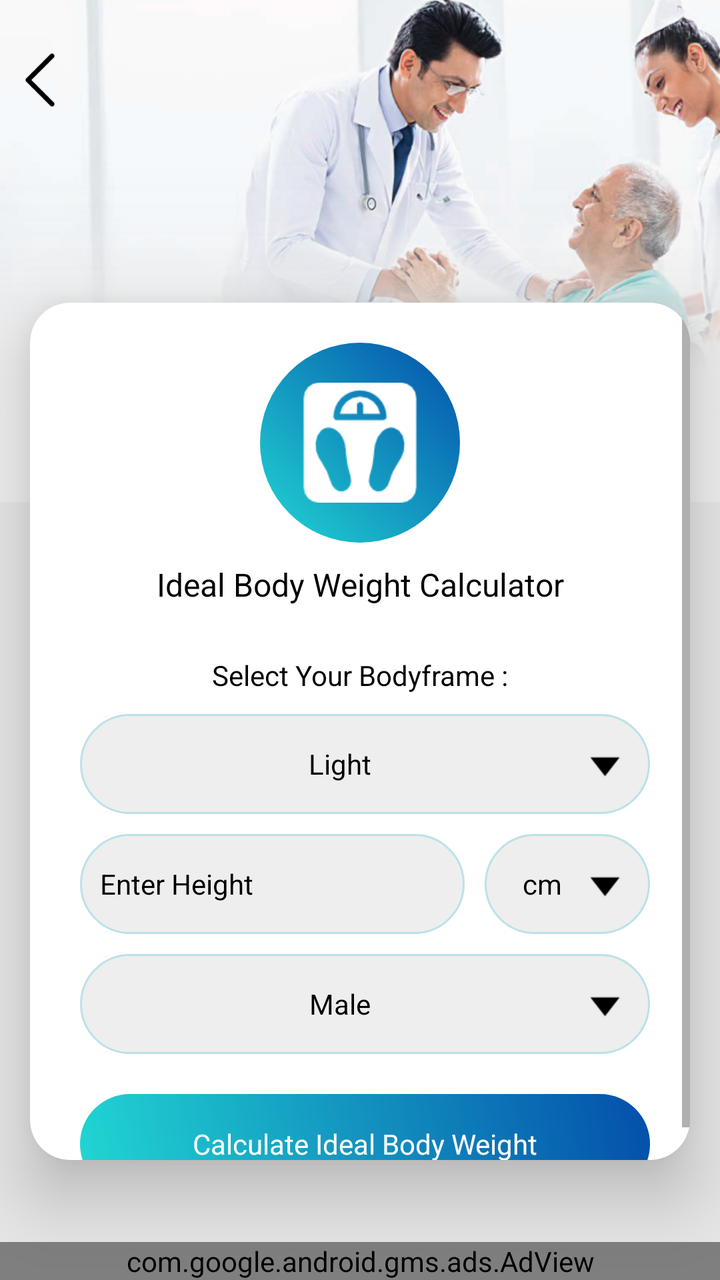
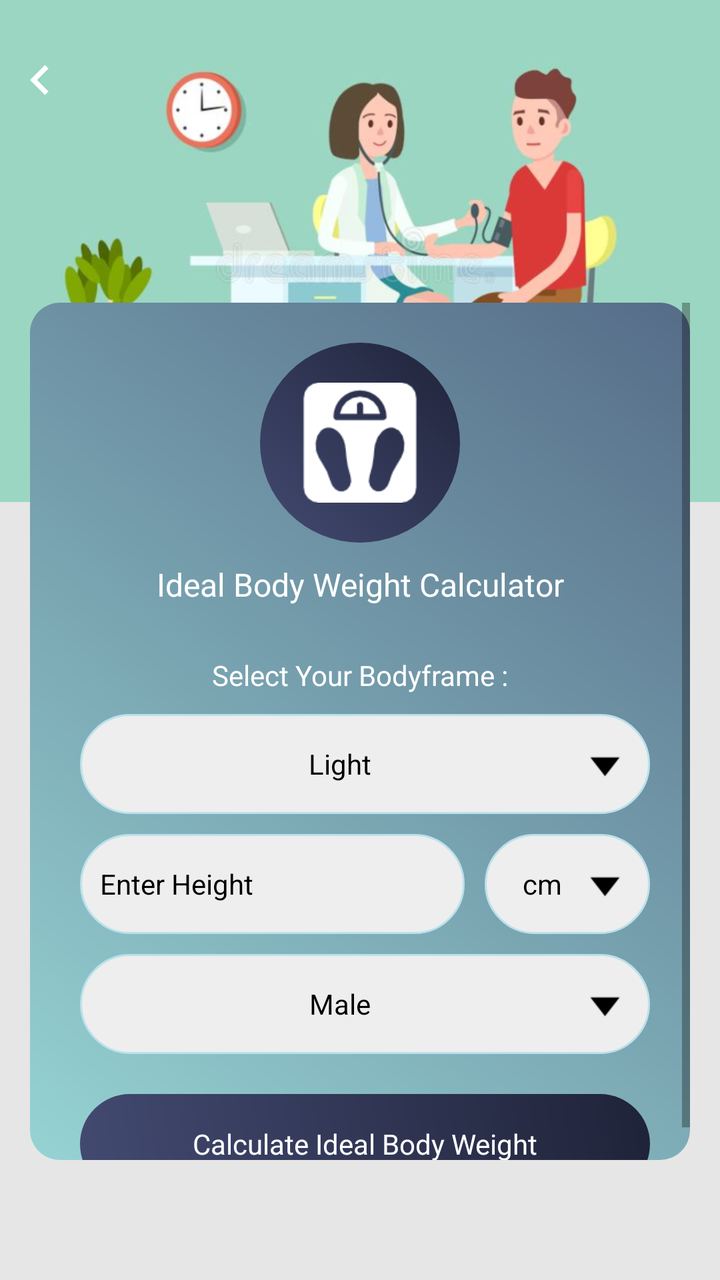

An Android layout rendered at two revisions. The XML below is the earlier revision; the diff shows what the commit changed to produce the second picture.
<!-- AndroidManifest.xml: application theme AppTheme -->
<!-- res/layout/ideal_body_weight_calculator.xml -->
<?xml version="1.0" encoding="utf-8"?>
<RelativeLayout xmlns:android="http://schemas.android.com/apk/res/android"
    xmlns:aapt="http://schemas.android.com/aapt"
    xmlns:app="http://schemas.android.com/apk/res-auto"
    android:layout_width="match_parent"
    android:layout_height="match_parent"
    android:background="@color/gray_color"
    android:orientation="vertical">

    <RelativeLayout
        android:id="@+id/banner"
        android:layout_width="match_parent"
        android:layout_height="wrap_content"
        android:background="@mipmap/calculator_banner_2">

    </RelativeLayout>
    <ImageView
        android:id="@+id/iv_back"
        android:layout_width="40dp"
        android:layout_height="40dp"
        android:layout_alignParentLeft="true"
        android:layout_alignParentTop="true"
        android:layout_marginTop="20dp"
        android:padding="5dp"
        android:src="@mipmap/left_arrow" />



    <androidx.cardview.widget.CardView
        android:id="@+id/cardviewone"
        android:layout_marginBottom="60dp"
        android:layout_width="match_parent"
        android:layout_height="wrap_content"
        android:layout_marginLeft="@dimen/text_15"
        android:layout_below="@+id/banner"
        android:layout_marginTop="-100dp"

        android:layout_marginRight="@dimen/text_15"
        android:orientation="horizontal"
        app:cardCornerRadius="20dp"
        app:cardElevation="20dip">


    <ScrollView
        android:layout_width="match_parent"
        android:layout_height="wrap_content"
        android:layout_above="@+id/ad_layout"
        android:layout_below="@+id/tv_body_body_weight">

        <LinearLayout
            android:layout_width="match_parent"
            android:layout_height="wrap_content"
            android:layout_centerInParent="true"
            android:layout_margin="20dp"
            android:orientation="vertical">

            <RelativeLayout
                android:layout_width="match_parent"
                android:layout_above="@+id/cardviewone"

                android:layout_height="wrap_content">
                <RelativeLayout
                    android:id="@+id/rel12"
                    android:layout_width="100dp"
                    android:layout_centerInParent="true"
                    android:background="@drawable/a3_grad"
                    android:layout_height="100dp">

                    <ImageView
                        android:id="@+id/iv_body_body_weight"
                        android:layout_width="60dp"
                        android:layout_height="60dp"
                        android:layout_centerHorizontal="true"
                        android:layout_centerInParent="true"
                        android:src="@drawable/img_ideal_body_weight" />
                </RelativeLayout>
            </RelativeLayout>


            <TextView
                android:id="@+id/tv_body_body_weight"
                android:layout_width="match_parent"
                android:layout_height="wrap_content"
                android:layout_below="@+id/rel12"
                android:textAlignment="center"
                android:layout_centerHorizontal="true"
                android:layout_margin="10dp"
                android:text="@string/Ideal_Body_Weight_Calculator"
                android:textColor="@color/black"
                android:textSize="@dimen/textsize_16" />

            
            <LinearLayout
                android:layout_width="match_parent"
                android:layout_height="wrap_content"
                android:layout_centerInParent="true"
                android:layout_marginTop="10dp"
                android:orientation="vertical"
                android:weightSum="10">

                <TextView
                    android:id="@+id/tv_bodyframe"
                    android:layout_width="match_parent"
                    android:layout_height="wrap_content"
                    android:gravity="center"
                    android:hint="@string/Select_Your_Bodyframe"
                    android:paddingTop="5dp"
                    android:textColor="@color/black"
                    android:textColorHint="@color/black"
                    android:textSize="@dimen/textsize_14" />

                <TextView
                    android:id="@+id/tv_body_frame"
                    android:layout_width="match_parent"
                    android:layout_height="50dp"
                    android:layout_marginLeft="5dp"
                    android:layout_marginTop="10dp"
                    android:layout_weight="3"
                    android:background="@drawable/corner2"
                    android:drawableRight="@mipmap/down"
                    android:gravity="center"
                    android:padding="10dp"
                    android:text="@string/Light"
                    android:textColor="@color/black"
                    android:textColorHint="@color/black"
                    android:textSize="@dimen/textsize_14" />
            </LinearLayout>

            <LinearLayout
                android:layout_width="match_parent"
                android:layout_height="wrap_content"
                android:layout_centerInParent="true"
                android:layout_marginLeft="5dp"
                android:layout_marginTop="10dp"
                android:orientation="horizontal"
                android:weightSum="10">

                <EditText
                    android:id="@+id/et_height"
                    android:layout_width="0dp"
                    android:layout_height="50dp"
                    android:layout_weight="7"
                    android:background="@drawable/corner2"
                    android:hint="@string/Enter_Height"
                    android:imeOptions="actionDone"
                    android:inputType="numberDecimal"
                    android:paddingLeft="10dp"
                    android:textColor="@color/black"
                    android:textColorHint="@color/black"
                    android:textSize="@dimen/textsize_14" />

                <TextView
                    android:id="@+id/tv_heightunit"
                    android:layout_width="0dp"
                    android:layout_height="match_parent"
                    android:layout_marginLeft="10dp"
                    android:layout_weight="3"
                    android:background="@drawable/corner2"
                    android:drawableRight="@mipmap/down"
                    android:gravity="center"
                    android:padding="10dp"
                    android:text="@string/cm"
                    android:textColor="@color/black"
                    android:textColorHint="@color/black"
                    android:textSize="@dimen/textsize_14" />
            </LinearLayout>

            <LinearLayout
                android:layout_width="match_parent"
                android:layout_height="wrap_content"
                android:layout_centerInParent="true"
                android:layout_marginTop="10dp"
                android:orientation="vertical"
                android:weightSum="10">

                <TextView
                    android:id="@+id/tv_select"
                    android:layout_width="match_parent"
                    android:layout_height="wrap_content"
                    android:gravity="center"
                    android:hint="@string/Select_Your_Gender"
                    android:textColor="@color/black"
                    android:textColorHint="@color/black"
                    android:textSize="@dimen/textsize_14"
                    android:visibility="gone" />

                <TextView
                    android:id="@+id/tv_gender"
                    android:layout_width="match_parent"
                    android:layout_height="50dp"
                    android:layout_marginLeft="5dp"
                    android:background="@drawable/corner2"
                    android:drawableRight="@mipmap/down"
                    android:gravity="center"
                    android:padding="10dp"
                    android:text="@string/Male"
                    android:textColor="@color/black"
                    android:textColorHint="@color/black"
                    android:textSize="@dimen/textsize_14" />
            </LinearLayout>

            <TextView
                android:id="@+id/tv_search_ideal_bodyweight"
                android:layout_width="match_parent"
                android:layout_height="50dp"
                android:layout_marginLeft="5dp"
                android:layout_marginTop="20dp"

                android:background="@drawable/a3_grad"
                android:gravity="center"
                android:text="Calculate Ideal Body Weight"
                android:textColor="@color/white"
                android:textColorHint="@color/white"
                android:textSize="@dimen/textsize_14" />
        </LinearLayout>
    </ScrollView>
    
    </androidx.cardview.widget.CardView>

    <include
        android:id="@+id/ad_layout"
        layout="@layout/native_ad"
        android:layout_width="match_parent"
        android:layout_height="wrap_content"
        android:layout_alignParentLeft="true"
        android:layout_alignParentBottom="true"
        android:layout_gravity="top|center_vertical|center_horizontal|center" />
</RelativeLayout>
<!-- res/layout/native_ad.xml (included above) -->
<?xml version="1.0" encoding="utf-8"?>
<LinearLayout xmlns:android="http://schemas.android.com/apk/res/android"
    xmlns:aapt="http://schemas.android.com/aapt"
    xmlns:app="http://schemas.android.com/apk/res-auto"
    android:layout_width="match_parent"
    android:layout_height="wrap_content"
    android:orientation="vertical">

    <com.google.android.gms.ads.AdView
        android:id="@+id/adView"
        android:layout_width="match_parent"
        android:layout_height="wrap_content"
        android:layout_above="@+id/ll_footer_menu"
        app:adSize="BANNER"
        app:adUnitId="@string/banner_ad" />
</LinearLayout>
<!-- resources referenced by this layout -->
<resources>
  <color name="black">#000000</color>
  <color name="gray_color">#E6E6E6</color>
  <color name="white">#ffffff</color>
  <dimen name="text_15">15sp</dimen>
  <dimen name="textsize_14">14sp</dimen>
  <dimen name="textsize_16">16sp</dimen>
  <!-- drawable a3_grad (drawable) -->
  <?xml version="1.0" encoding="utf-8"?>
  <shape xmlns:android="http://schemas.android.com/apk/res/android">
      <gradient
          android:angle="225"
          android:endColor="#21d6d3"
          android:startColor="#044fab" />
  
      <corners android:radius="200dp"/>
      
  </shape>
  <!-- drawable corner2 (drawable) -->
  <?xml version="1.0" encoding="utf-8"?>
  <shape xmlns:android="http://schemas.android.com/apk/res/android"
      android:shape="rectangle">
  
  
      <stroke
          android:width="1dp"
          android:color="#BBE1EB"/>
  
      <corners android:radius="200dp"/>
  
      <solid
          android:color="#EEEEEE"/>
  
  </shape>
  <!-- drawable img_ideal_body_weight: png bitmap (drawable, 1484 bytes) -->
  <!-- mipmap calculator_banner_2: png bitmap (mipmap-xhdpi, 230774 bytes) -->
  <!-- mipmap down: png bitmap (mipmap-xhdpi, 325 bytes) -->
  <!-- mipmap left_arrow: png bitmap (mipmap-xhdpi, 499 bytes) -->
  <string name="Enter_Height">Enter Height</string>
  <string name="Ideal_Body_Weight_Calculator">Ideal Body Weight Calculator</string>
  <string name="Light">Light</string>
  <string name="Male">Male</string>
  <string name="Select_Your_Bodyframe">Select Your Bodyframe :</string>
  <string name="Select_Your_Gender">Select Your Gender :</string>
  <string name="banner_ad">ca-app-pub-3940256099942544/6300978111</string>
  <string name="cm">cm</string>
  <style name="AppTheme" parent="Theme.AppCompat.Light.DarkActionBar">
          
          <item name="colorPrimary">@color/colorPrimary</item>
          <item name="colorPrimaryDark">@color/colorPrimaryDark</item>
          <item name="colorAccent">@color/colorAccent</item>
      </style>
  <color name="colorPrimary">#36D1DC</color>
  <color name="colorPrimaryDark">#044fab</color>
  <color name="colorAccent">#03DAC5</color>
</resources>

<!-- the commit's change to res/layout/ideal_body_weight_calculator.xml (unified diff, before → after) -->
@@ -22,11 +22,11 @@
         android:layout_alignParentTop="true"
         android:layout_marginTop="20dp"
         android:padding="5dp"
-        android:src="@mipmap/left_arrow" />
-
-
-
-    <androidx.cardview.widget.CardView
+        android:src="@drawable/ic_chevron_left_white_24dp" />
+
+
+
+    <LinearLayout
         android:id="@+id/cardviewone"
         android:layout_marginBottom="60dp"
         android:layout_width="match_parent"
@@ -37,14 +37,14 @@
 
         android:layout_marginRight="@dimen/text_15"
         android:orientation="horizontal"
-        app:cardCornerRadius="20dp"
+        android:background="@drawable/a2_grad_black"
         app:cardElevation="20dip">
 
 
     <ScrollView
         android:layout_width="match_parent"
         android:layout_height="wrap_content"
-        android:layout_above="@+id/ad_layout"
+        android:layout_above="@+id/normal_ad_include"
         android:layout_below="@+id/tv_body_body_weight">
 
         <LinearLayout
@@ -86,7 +86,7 @@
                 android:layout_centerHorizontal="true"
                 android:layout_margin="10dp"
                 android:text="@string/Ideal_Body_Weight_Calculator"
-                android:textColor="@color/black"
+                android:textColor="@color/white"
                 android:textSize="@dimen/textsize_16" />
 
             
@@ -105,8 +105,8 @@
                     android:gravity="center"
                     android:hint="@string/Select_Your_Bodyframe"
                     android:paddingTop="5dp"
-                    android:textColor="@color/black"
-                    android:textColorHint="@color/black"
+                    android:textColor="@color/white"
+                    android:textColorHint="@color/white"
                     android:textSize="@dimen/textsize_14" />
 
                 <TextView
@@ -215,31 +215,12 @@
         </LinearLayout>
     </ScrollView>
     
-    </androidx.cardview.widget.CardView>
-
-    <include
-        android:id="@+id/ad_layout"
-        layout="@layout/native_ad"
-        android:layout_width="match_parent"
-        android:layout_height="wrap_content"
-        android:layout_alignParentLeft="true"
-        android:layout_alignParentBottom="true"
-        android:layout_gravity="top|center_vertical|center_horizontal|center" />
+    </LinearLayout>
+
+    <LinearLayout
+        android:id="@+id/normal_ad_include"
+        android:layout_width="match_parent"
+        android:layout_height="wrap_content"
+        android:orientation="vertical"
+        android:layout_alignParentBottom="true"/>
 </RelativeLayout>
-<!-- res/layout/native_ad.xml (included above) -->
-<?xml version="1.0" encoding="utf-8"?>
-<LinearLayout xmlns:android="http://schemas.android.com/apk/res/android"
-    xmlns:aapt="http://schemas.android.com/aapt"
-    xmlns:app="http://schemas.android.com/apk/res-auto"
-    android:layout_width="match_parent"
-    android:layout_height="wrap_content"
-    android:orientation="vertical">
-
-    <com.google.android.gms.ads.AdView
-        android:id="@+id/adView"
-        android:layout_width="match_parent"
-        android:layout_height="wrap_content"
-        android:layout_above="@+id/ll_footer_menu"
-        app:adSize="BANNER"
-        app:adUnitId="@string/banner_ad" />
-</LinearLayout>
<!-- resource entries referenced after the edit -->
@@ -6,16 +6,27 @@
   <dimen name="text_15">15sp</dimen>
   <dimen name="textsize_14">14sp</dimen>
   <dimen name="textsize_16">16sp</dimen>
-  <!-- drawable a3_grad (drawable) -->
+  <!-- drawable a2_grad_black (drawable) -->
   <?xml version="1.0" encoding="utf-8"?>
   <shape xmlns:android="http://schemas.android.com/apk/res/android">
       <gradient
           android:angle="225"
-          android:endColor="#21d6d3"
-          android:startColor="#044fab" />
+          android:endColor="#96D3D3"
+          android:startColor="#566C88" />
   
-      <corners android:radius="200dp"/>
-      
+      <corners android:radius="15dp"/>
+  
+  </shape>
+  <!-- drawable a3_grad (drawable) -->
+  <?xml version="1.0" encoding="utf-8"?>
+  <shape xmlns:android="http://schemas.android.com/apk/res/android">
+  <gradient
+      android:angle="225"
+      android:endColor="#434A71"
+      android:startColor="#1F2339" />
+  
+  <corners android:radius="200dp"/>
+  
   </shape>
   <!-- drawable corner2 (drawable) -->
   <?xml version="1.0" encoding="utf-8"?>
@@ -33,17 +44,21 @@
           android:color="#EEEEEE"/>
   
   </shape>
+  <!-- drawable ic_chevron_left_white_24dp (drawable) -->
+  <vector android:height="24dp" android:tint="#FFFFFF"
+      android:viewportHeight="24" android:viewportWidth="24"
+      android:width="24dp" xmlns:android="http://schemas.android.com/apk/res/android">
+      <path android:fillColor="@android:color/white" android:pathData="M15.41,7.41L14,6l-6,6 6,6 1.41,-1.41L10.83,12z"/>
+  </vector>
   <!-- drawable img_ideal_body_weight: png bitmap (drawable, 1484 bytes) -->
-  <!-- mipmap calculator_banner_2: png bitmap (mipmap-xhdpi, 230774 bytes) -->
+  <!-- mipmap calculator_banner_2: png bitmap (mipmap-xhdpi, 192739 bytes) -->
   <!-- mipmap down: png bitmap (mipmap-xhdpi, 325 bytes) -->
-  <!-- mipmap left_arrow: png bitmap (mipmap-xhdpi, 499 bytes) -->
   <string name="Enter_Height">Enter Height</string>
   <string name="Ideal_Body_Weight_Calculator">Ideal Body Weight Calculator</string>
   <string name="Light">Light</string>
   <string name="Male">Male</string>
   <string name="Select_Your_Bodyframe">Select Your Bodyframe :</string>
   <string name="Select_Your_Gender">Select Your Gender :</string>
-  <string name="banner_ad">ca-app-pub-3940256099942544/6300978111</string>
   <string name="cm">cm</string>
   <style name="AppTheme" parent="Theme.AppCompat.Light.DarkActionBar">
           
@@ -51,8 +66,8 @@
           <item name="colorPrimaryDark">@color/colorPrimaryDark</item>
           <item name="colorAccent">@color/colorAccent</item>
       </style>
-  <color name="colorPrimary">#36D1DC</color>
-  <color name="colorPrimaryDark">#044fab</color>
-  <color name="colorAccent">#03DAC5</color>
+  <color name="colorPrimary">#434A71</color>
+  <color name="colorPrimaryDark">#1F2339</color>
+  <color name="colorAccent">#1F2339</color>
 </resources>
 
